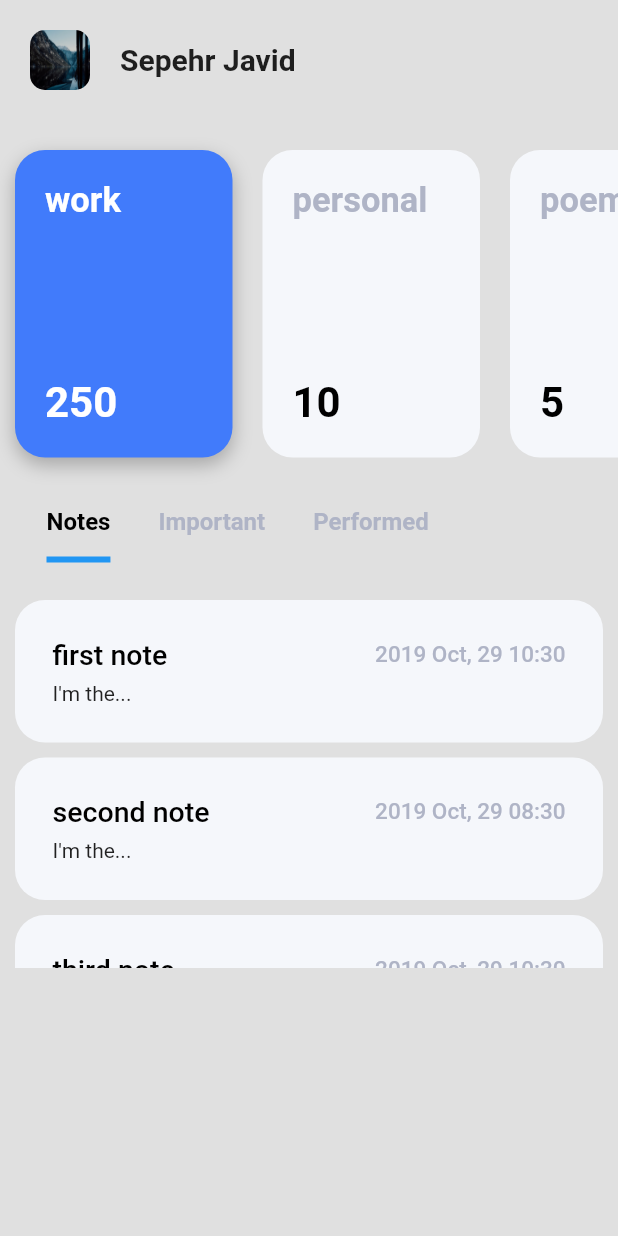
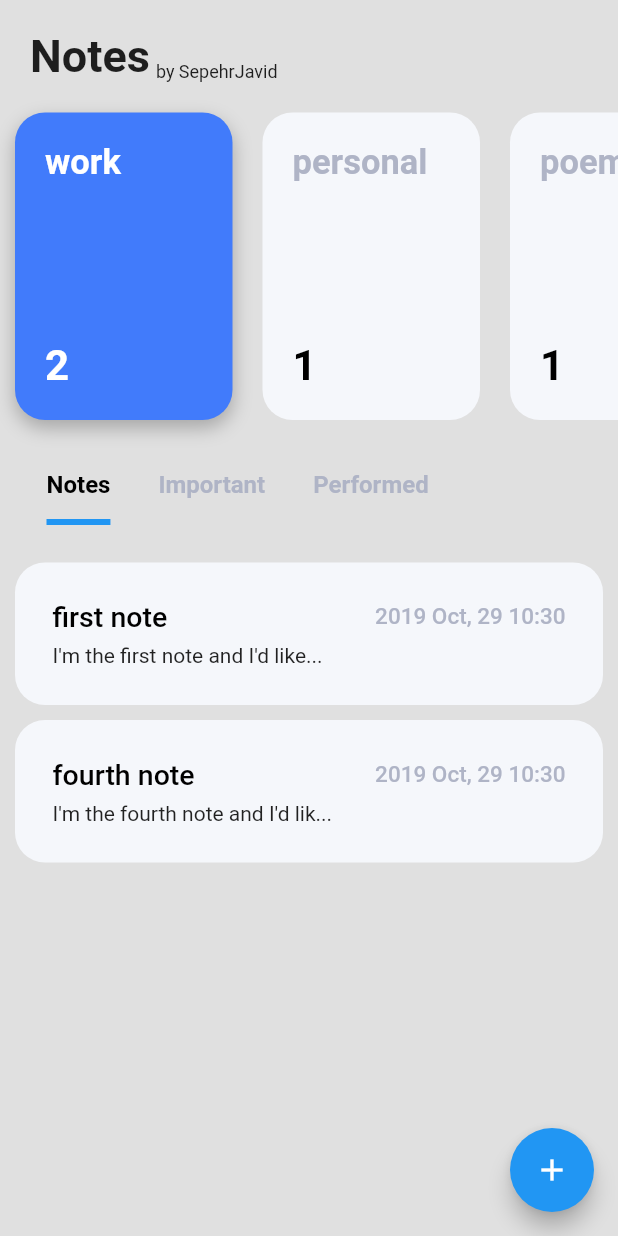
Before and after one commit to sepehrjavid/Notes, a Flutter app: the screen it shows after launch, on a phone screen of 412 x 824 dp. Run offline on Flutter 3.47's test engine with Material 2 defaults, Android fonts, the phone set to English and light mode, and no system bars; drawn by our look-alikes of flutter_slidable.

Commit message:
add animated floating action bar. sync the category data and notes below. add functionality to note tabs

```diff
--- /dev/null
+++ b/lib/home/Heading.dart
@@ -0,0 +1,30 @@
+import 'package:flutter/material.dart';
+
+class Heading extends StatelessWidget {
+  @override
+  Widget build(BuildContext context) {
+    return Padding(
+      padding: EdgeInsets.symmetric(horizontal: 20),
+      child: Row(
+        crossAxisAlignment: CrossAxisAlignment.end,
+        mainAxisAlignment: MainAxisAlignment.start,
+        children: <Widget>[
+          Text(
+            "Notes",
+            style: TextStyle(
+              fontSize: 30,
+              fontWeight: FontWeight.bold,
+            ),
+          ),
+          SizedBox(width: 4),
+          Text(
+            "by SepehrJavid",
+            style: TextStyle(
+              fontSize: 12,
+            ),
+          )
+        ],
+      ),
+    );
+  }
+}
--- a/lib/home/Home.dart
+++ b/lib/home/Home.dart
@@ -1,20 +1,32 @@
 import 'package:flutter/material.dart';
-import 'package:intl/intl.dart';
 import 'package:notes/home/CategoryCard.dart';
 import 'package:notes/home/NoteCard.dart';
 import 'package:notes/services/Note.dart';
+import 'dart:math' as math;
+import 'Heading.dart';
 
 class Home extends StatefulWidget {
   @override
   _HomeState createState() => _HomeState();
 }
 
-class _HomeState extends State<Home> with SingleTickerProviderStateMixin {
-  Map categories = {"work": 250, "personal": 10, "poems": 5, "simple text": 5};
-  List notes = [
+class _HomeState extends State<Home> with TickerProviderStateMixin {
+  Map<String, List> _categories = {"work": [], "personal": [], "poems": []};
+  int _selectedCategoryIndex = 0;
+  int _selectedTabIndex = 0;
+  TabController _tabController;
+  AnimationController _animationController;
+  List _floatingButtonIcons = [Icons.note_add, Icons.category];
+
+  static const int PERFORMED = 2;
+  static const int NOTES = 0;
+  static const int IMPORTANT = 1;
+
+  List _notes = [
     Note(
       "first note",
       "I'm the first note and I'd like to be the longest note ever on a test",
+      "work",
       DateTime.now(),
       true,
       false,
@@ -22,6 +34,7 @@ class _HomeState extends State<Home> with SingleTickerProviderStateMixin {
     Note(
       "second note",
       "I'm the second note",
+      "personal",
       DateTime.now().add(
         Duration(hours: -2),
       ),
@@ -31,6 +44,7 @@ class _HomeState extends State<Home> with SingleTickerProviderStateMixin {
     Note(
       "third note",
       "Third note",
+      "poems",
       DateTime.now(),
       true,
       false,
@@ -38,22 +52,46 @@ class _HomeState extends State<Home> with SingleTickerProviderStateMixin {
     Note(
       "fourth note",
       "I'm the fourth note and I'd like to be the longest note ever on a test",
+      "work",
       DateTime.now(),
       false,
       false,
     ),
   ];
-  int _selectedCategoryIndex = 0;
 
-  TabController _tabController;
+  void _getNotesData() {
+    _notes.forEach((element) {
+      _categories[element.category].add(element);
+    });
+    _notes.clear();
+  }
 
-//  final DateFormat _dateFormatter = DateFormat("dd MMM");
-  final DateFormat _timeFormatter = DateFormat("h:mm");
+  List _getNoteBySelectedTab() {
+    if (_selectedTabIndex == PERFORMED) {
+      return _categories.values
+          .toList()[_selectedCategoryIndex]
+          .where((element) => element.isPerformed)
+          .toList();
+    } else if (_selectedTabIndex == IMPORTANT) {
+      return _categories.values
+          .toList()[_selectedCategoryIndex]
+          .where((element) => element.isImportant)
+          .toList();
+    } else if (_selectedTabIndex == NOTES) {
+      return _categories.values.toList()[_selectedCategoryIndex];
+    }
+    return [];
+  }
 
   @override
   void initState() {
     super.initState();
     _tabController = TabController(initialIndex: 0, length: 3, vsync: this);
+    _animationController = AnimationController(
+      vsync: this,
+      duration: const Duration(milliseconds: 500),
+    );
+    _getNotesData();
   }
 
   Widget _buildCategoryCard(int index, String title, int count) {
@@ -68,14 +106,32 @@ class _HomeState extends State<Home> with SingleTickerProviderStateMixin {
   }
 
   Widget categoryItemBuilder(BuildContext context, int index) {
-    return _buildCategoryCard(index, categories.keys.toList()[index],
-        categories.values.toList()[index]);
+    return _buildCategoryCard(index, _categories.keys.toList()[index],
+        _categories.values.toList()[index].length);
   }
 
-  void _deleteNote(Note note) {
+  void _deleteNote(Note note, BuildContext context) {
+    int index =
+        _categories.values.toList()[_selectedCategoryIndex].indexOf(note);
     setState(() {
-      notes.remove(note);
+      _categories.values.toList()[_selectedCategoryIndex].remove(note);
     });
+    Scaffold.of(context).showSnackBar(SnackBar(
+      content: Text(
+        "${note.title} deleted!",
+        style: TextStyle(fontSize: 16),
+      ),
+      action: SnackBarAction(
+        label: "Undo",
+        onPressed: () {
+          setState(() {
+            _categories.values
+                .toList()[_selectedCategoryIndex]
+                .insert(index, note);
+          });
+        },
+      ),
+    ));
   }
 
   void _toggleImportant(Note note) {
@@ -90,48 +146,69 @@ class _HomeState extends State<Home> with SingleTickerProviderStateMixin {
     });
   }
 
+  Widget _generateFloatingButtonIconList(int index) {
+    Widget child = Container(
+      height: 70.0,
+      width: 56.0,
+      alignment: FractionalOffset.topCenter,
+      child: ScaleTransition(
+        scale: CurvedAnimation(
+          parent: _animationController,
+          curve: Interval(
+              0.0, 1.0 - index / _floatingButtonIcons.length / 2.0,
+              curve: Curves.easeOut),
+        ),
+        child: FloatingActionButton(
+          heroTag: null,
+          backgroundColor: Colors.teal[400],
+          mini: true,
+          child: Icon(_floatingButtonIcons[index], color: Colors.white),
+          onPressed: () {},
+        ),
+      ),
+    );
+    return child;
+  }
+
   @override
   Widget build(BuildContext context) {
     return Scaffold(
+      floatingActionButton: Column(
+        mainAxisSize: MainAxisSize.min,
+        children: List.generate(
+                _floatingButtonIcons.length, _generateFloatingButtonIconList)
+            .toList()
+              ..add(FloatingActionButton(
+                heroTag: null,
+                child: AnimatedBuilder(
+                  animation: _animationController,
+                  builder: (BuildContext context, Widget child) {
+                    return Transform(
+                      transform: new Matrix4.rotationZ(_animationController.value * 0.5 * math.pi),
+                      alignment: FractionalOffset.center,
+                      child: Icon(_animationController.isDismissed ? Icons.add : Icons.close),
+                    );
+                  },
+                ),
+                onPressed: () {
+                  if (_animationController.isDismissed) {
+                    _animationController.forward();
+                  } else {
+                    _animationController.reverse();
+                  }
+                },
+              )),
+      ),
       backgroundColor: Colors.grey[300],
       body: ListView(
         children: <Widget>[
           SizedBox(height: 20),
-          Padding(
-            padding: EdgeInsets.symmetric(horizontal: 20),
-            child: Row(
-              mainAxisAlignment: MainAxisAlignment.start,
-              children: <Widget>[
-                Container(
-                  height: 40,
-                  width: 40,
-                  decoration: BoxDecoration(
-                    borderRadius: BorderRadius.circular(10),
-                    image: DecorationImage(
-                      fit: BoxFit.fill,
-                      image: AssetImage("assets/slm.png"),
-                    ),
-                  ),
-                ),
-                SizedBox(
-                  width: 20,
-                ),
-                Text(
-                  "Sepehr Javid",
-                  style: TextStyle(
-                    fontSize: 20,
-                    fontWeight: FontWeight.bold,
-                  ),
-                )
-              ],
-            ),
-          ),
-          SizedBox(height: 20),
+          Heading(),
           Container(
             height: 245,
             child: ListView.builder(
               scrollDirection: Axis.horizontal,
-              itemCount: categories.length,
+              itemCount: _categories.length,
               itemBuilder: categoryItemBuilder,
             ),
           ),
@@ -140,6 +217,11 @@ class _HomeState extends State<Home> with SingleTickerProviderStateMixin {
             child: TabBar(
               controller: _tabController,
               labelColor: Colors.black,
+              onTap: (selectedIndex) {
+                setState(() {
+                  _selectedTabIndex = selectedIndex;
+                });
+              },
               unselectedLabelColor: Color(0xFFAFB4C6),
               indicatorSize: TabBarIndicatorSize.label,
               indicatorWeight: 4,
@@ -180,15 +262,15 @@ class _HomeState extends State<Home> with SingleTickerProviderStateMixin {
             height: 250,
             child: ListView.builder(
                 scrollDirection: Axis.vertical,
-                itemCount: notes.length,
+                itemCount: _getNoteBySelectedTab().length,
                 itemBuilder: (context, index) => NoteCard(
-                      notes[index],
+                      _getNoteBySelectedTab()[index],
                       _deleteNote,
                       _toggleImportant,
                       _togglePerformed,
                     )),
           ),
-          SizedBox(height: 10)
+          SizedBox(height: 40),
         ],
       ),
     );
--- a/lib/home/NoteCard.dart
+++ b/lib/home/NoteCard.dart
@@ -63,7 +63,9 @@ class NoteCard extends StatelessWidget {
                 ],
               ),
               SizedBox(height: 7),
-              Text(_note.body.substring(0, 7) + "...")
+              _note.body.length <= 30
+                  ? Text(_note.body.substring(0, _note.body.length))
+                  : Text(_note.body.substring(0, 31) + "...")
             ],
           ),
         ),
@@ -101,7 +103,7 @@ class NoteCard extends StatelessWidget {
           caption: 'Delete',
           color: Colors.red,
           icon: Icons.delete,
-          onTap: () => _deleteNote(_note),
+          onTap: () => _deleteNote(_note, context),
         ),
       ],
     );
--- a/lib/services/Note.dart
+++ b/lib/services/Note.dart
@@ -1,9 +1,17 @@
 class Note {
   String title;
   String body;
+  String category;
   DateTime date;
   bool isImportant;
   bool isPerformed;
 
-  Note(this.title, this.body, this.date, this.isImportant, this.isPerformed);
+  Note(
+    this.title,
+    this.body,
+    this.category,
+    this.date,
+    this.isImportant,
+    this.isPerformed,
+  );
 }
```
